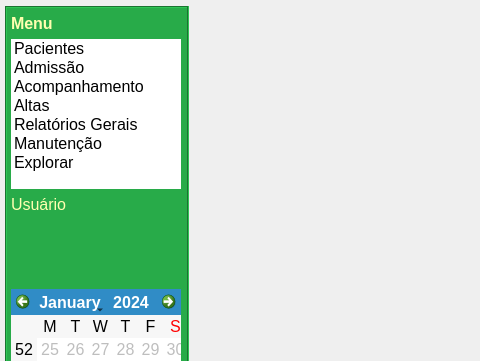
Old version of the form GUI/PrincipalForm.ui in the repository LCapanelli/RP3; both pictures show x 0 to 480 and y 0 to 361 of the 729 by 480 pixel window.
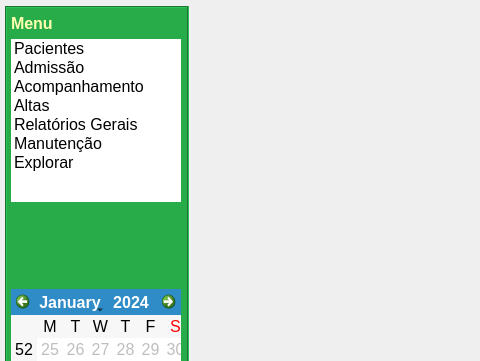
New version of the form.

The edit to the form file:
```diff
--- a/GUI/PrincipalForm.ui
+++ b/GUI/PrincipalForm.ui
@@ -198,21 +198,6 @@
              </item>
             </widget>
            </item>
-           <item>
-            <widget class="QLabel" name="label_usuarioLogado_2">
-             <property name="font">
-              <font>
-               <pointsize>12</pointsize>
-              </font>
-             </property>
-             <property name="styleSheet">
-              <string notr="true">color : rgb(255, 255, 176)</string>
-             </property>
-             <property name="text">
-              <string>Usuário</string>
-             </property>
-            </widget>
-           </item>
            <item>
             <spacer name="verticalSpacer">
              <property name="orientation">
```
